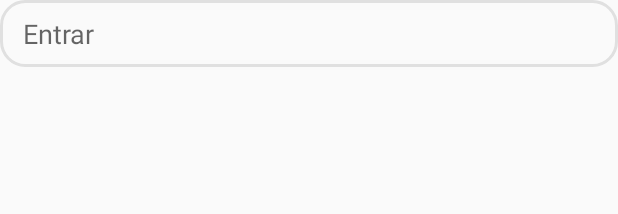
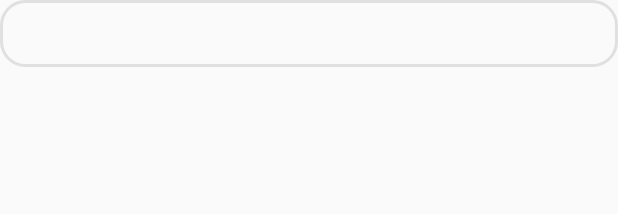
Before and after one commit to joaohd98/android-sims-school, an Android app: the layout fragment_input.xml on its own in the app's theme, with its tools: preview values and no code run, on a phone screen of 412 x 824 dp. Shown: the top 214 px of the screen. Run offline under Robolectric (Android 15) with nearby library versions, the phone set to English and light mode, and no system bars.

Commit message:
Add some rules

```diff
--- a/app/src/main/java/components/InputFragment.kt
+++ b/app/src/main/java/components/InputFragment.kt
@@ -31,7 +31,10 @@ class InputFragment : Fragment() {
     }
 
     fun setProps(input: FormInputModel) {
+        fragment_input.setText(input.value)
         fragment_input.hint = input.hint
+        fragment_input.inputType = input.keyboardType
+
     }
 
 }
--- a/app/src/main/java/model/FormModel.kt
+++ b/app/src/main/java/model/FormModel.kt
@@ -1,6 +1,5 @@
 package model
 
-import android.text.InputType
 import java.io.Serializable
 
 class FormModel(
@@ -8,9 +7,10 @@ class FormModel(
     ) {
 }
 
-class FormInputModel (
+class FormInputModel(
     val name: String,
     val hint: String,
+    val keyboardType: Int,
     var value: String
 ): Serializable {
 
--- a/app/src/main/java/screens/guest/login/LoginScreenFragment.kt
+++ b/app/src/main/java/screens/guest/login/LoginScreenFragment.kt
@@ -42,7 +42,4 @@ class LoginScreenFragment : Fragment() {
         super.onDestroyView()
         this.clearFindViewByIdCache()
     }
-
-
-
 }
--- a/app/src/main/java/screens/guest/login/model/LoginScreenModel.kt
+++ b/app/src/main/java/screens/guest/login/model/LoginScreenModel.kt
@@ -1,8 +1,8 @@
 package screens.guest.login.model
 
+import android.text.InputType
 import model.FormInputModel
 import model.FormModel
-import java.io.Serializable
 
 class LoginScreenModel {
     var form = FormModel(
@@ -10,11 +10,13 @@ class LoginScreenModel {
             FormInputModel(
                 name = "email",
                 hint = "Email",
+                keyboardType = InputType.TYPE_TEXT_VARIATION_EMAIL_ADDRESS,
                 value = ""
             ),
             FormInputModel(
                 name = "password",
                 hint = "Password",
+                keyboardType = InputType.TYPE_CLASS_TEXT or InputType.TYPE_TEXT_VARIATION_PASSWORD,
                 value = ""
             )
         )
--- a/app/src/main/res/layout/fragment_input.xml
+++ b/app/src/main/res/layout/fragment_input.xml
@@ -13,7 +13,5 @@
         android:ems="10"
         android:paddingVertical="10dp"
         android:paddingHorizontal="15dp"
-        android:inputType="textPersonName"
-        android:hint="@string/fragment_login_button_text"
-    />
+        tools:ignore="Autofill,LabelFor,TextFields" />
 </LinearLayout>
```
